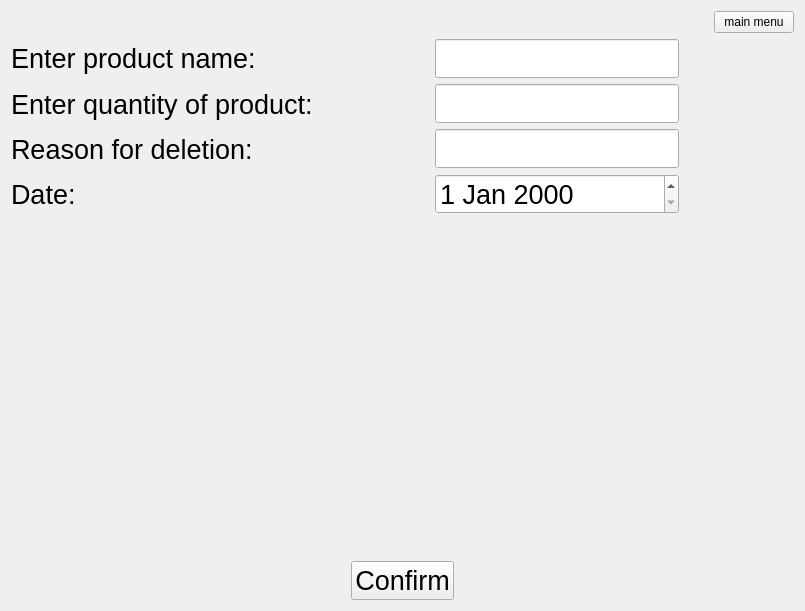
AntonZhiganov/Retail_Software, file Retail_Software/defectiveproductswindow.ui: the form before one commit.
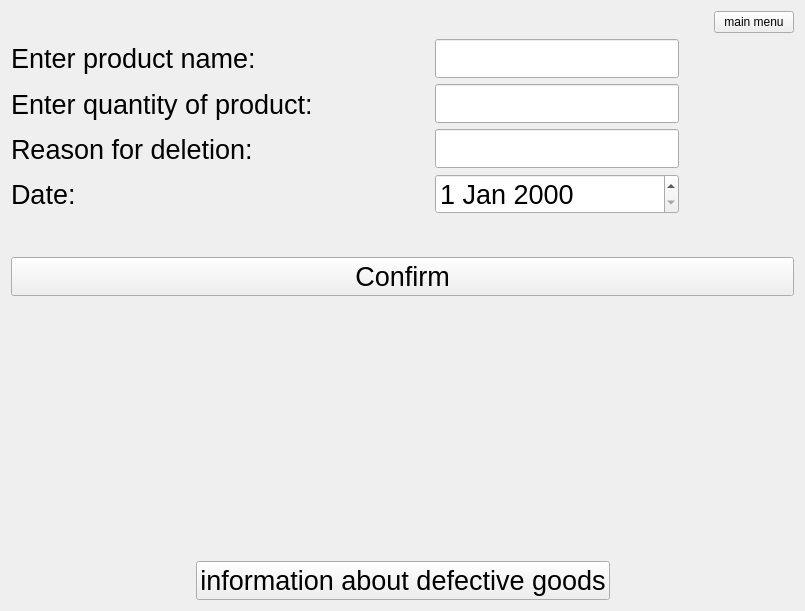
The form after the commit.

Commit message: now in the window for receiving defective goods you can look at the defective goods that were there before

Diff of the .ui file:
```diff
--- a/Retail_Software/defectiveproductswindow.ui
+++ b/Retail_Software/defectiveproductswindow.ui
@@ -13,7 +13,7 @@
   <property name="windowTitle">
    <string>Form</string>
   </property>
-  <layout class="QVBoxLayout" name="verticalLayout_3">
+  <layout class="QVBoxLayout" name="verticalLayout_6">
    <item>
     <layout class="QHBoxLayout" name="horizontalLayout_3">
      <item>
@@ -39,6 +39,10 @@
     </layout>
    </item>
    <item>
+    <layout class="QVBoxLayout" name="verticalLayout_5">
+     <item>
+      <layout class="QVBoxLayout" name="verticalLayout_4">
+       <item>
     <layout class="QHBoxLayout" name="horizontalLayout">
      <item>
       <layout class="QVBoxLayout" name="verticalLayout_2">
@@ -174,20 +178,9 @@
     </spacer>
    </item>
    <item>
-    <layout class="QHBoxLayout" name="horizontalLayout_2">
+        <layout class="QVBoxLayout" name="verticalLayout_3">
      <item>
-      <spacer name="horizontalSpacer">
-       <property name="orientation">
-        <enum>Qt::Orientation::Horizontal</enum>
-       </property>
-       <property name="sizeHint" stdset="0">
-        <size>
-         <width>40</width>
-         <height>20</height>
-        </size>
-       </property>
-      </spacer>
-     </item>
+          <layout class="QHBoxLayout" name="horizontalLayout_4">
      <item>
       <widget class="QPushButton" name="confirmPushButton">
        <property name="font">
@@ -200,6 +193,130 @@
        </property>
       </widget>
      </item>
+          </layout>
+         </item>
+        </layout>
+       </item>
+      </layout>
+     </item>
+     <item>
+      <spacer name="verticalSpacer_8">
+       <property name="orientation">
+        <enum>Qt::Orientation::Vertical</enum>
+       </property>
+       <property name="sizeHint" stdset="0">
+        <size>
+         <width>20</width>
+         <height>40</height>
+        </size>
+       </property>
+      </spacer>
+     </item>
+     <item>
+      <spacer name="verticalSpacer_7">
+       <property name="orientation">
+        <enum>Qt::Orientation::Vertical</enum>
+       </property>
+       <property name="sizeHint" stdset="0">
+        <size>
+         <width>20</width>
+         <height>40</height>
+        </size>
+       </property>
+      </spacer>
+     </item>
+     <item>
+      <spacer name="verticalSpacer_6">
+       <property name="orientation">
+        <enum>Qt::Orientation::Vertical</enum>
+       </property>
+       <property name="sizeHint" stdset="0">
+        <size>
+         <width>20</width>
+         <height>40</height>
+        </size>
+       </property>
+      </spacer>
+     </item>
+     <item>
+      <spacer name="verticalSpacer_3">
+       <property name="orientation">
+        <enum>Qt::Orientation::Vertical</enum>
+       </property>
+       <property name="sizeHint" stdset="0">
+        <size>
+         <width>20</width>
+         <height>40</height>
+        </size>
+       </property>
+      </spacer>
+     </item>
+     <item>
+      <spacer name="verticalSpacer_5">
+       <property name="orientation">
+        <enum>Qt::Orientation::Vertical</enum>
+       </property>
+       <property name="sizeHint" stdset="0">
+        <size>
+         <width>20</width>
+         <height>40</height>
+        </size>
+       </property>
+      </spacer>
+     </item>
+     <item>
+      <spacer name="verticalSpacer_4">
+       <property name="orientation">
+        <enum>Qt::Orientation::Vertical</enum>
+       </property>
+       <property name="sizeHint" stdset="0">
+        <size>
+         <width>20</width>
+         <height>40</height>
+        </size>
+       </property>
+      </spacer>
+     </item>
+     <item>
+      <spacer name="verticalSpacer_2">
+       <property name="orientation">
+        <enum>Qt::Orientation::Vertical</enum>
+       </property>
+       <property name="sizeHint" stdset="0">
+        <size>
+         <width>20</width>
+         <height>40</height>
+        </size>
+       </property>
+      </spacer>
+     </item>
+     <item>
+      <layout class="QHBoxLayout" name="horizontalLayout_2">
+       <item>
+        <spacer name="horizontalSpacer">
+         <property name="orientation">
+          <enum>Qt::Orientation::Horizontal</enum>
+         </property>
+         <property name="sizeHint" stdset="0">
+          <size>
+           <width>40</width>
+           <height>20</height>
+          </size>
+         </property>
+        </spacer>
+       </item>
+       <item>
+        <widget class="QPushButton" name="defectiveGoodsPushButton">
+         <property name="font">
+          <font>
+           <pointsize>20</pointsize>
+          </font>
+         </property>
+         <property name="text">
+          <string>information about defective goods</string>
+         </property>
+        </widget>
+       </item>
      <item>
       <spacer name="horizontalSpacer_2">
        <property name="orientation">
@@ -212,6 +329,8 @@
         </size>
        </property>
       </spacer>
+       </item>
+      </layout>
      </item>
     </layout>
    </item>
```
Lines whose indentation alone changed are shown as unchanged. The commit also changes 2 other files.
